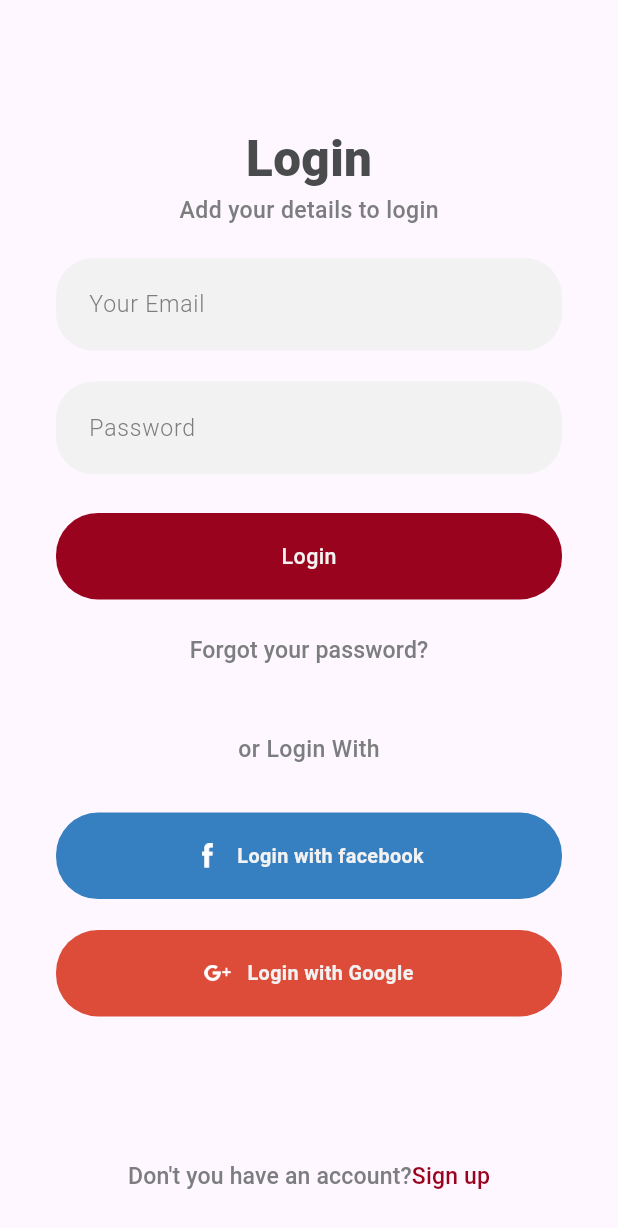
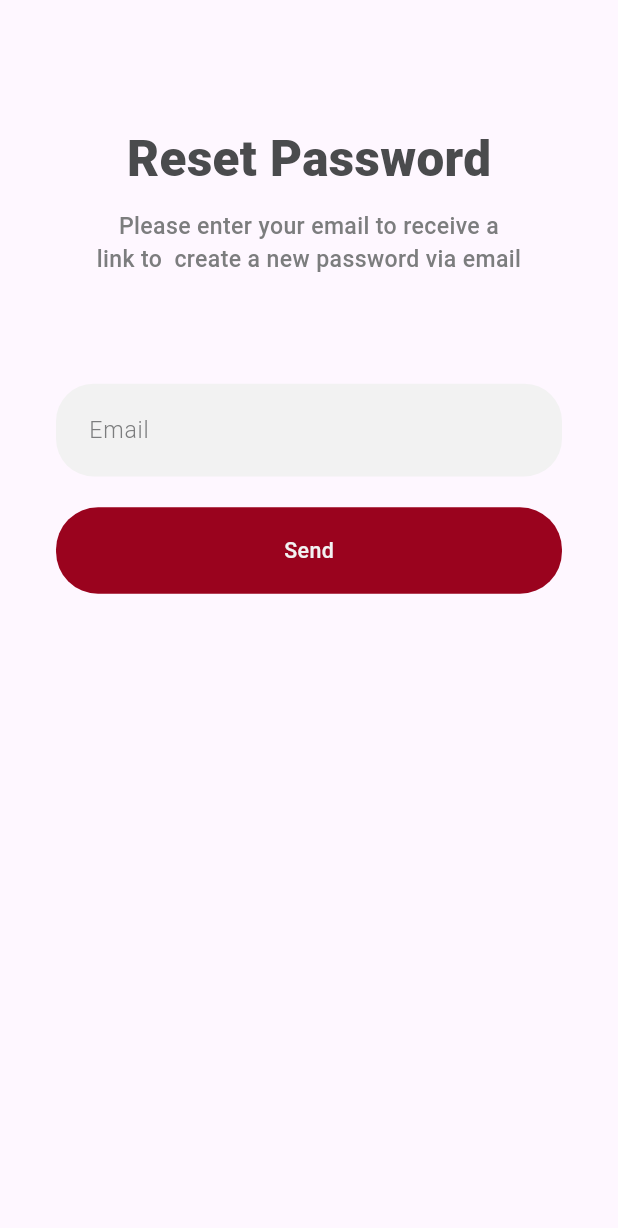
Before and after one commit to WShashinduChamika/SN-Meals, a Flutter app: the LoginScreen screen opened directly, after a tap on "Forgot your password?", on a phone screen of 412 x 824 dp. Shown: the top 1228 px of the screen. Run offline on Flutter 3.47's test engine with Material 3 defaults, Android fonts, the phone set to English and light mode, and no system bars; our stand-ins replace pinput, smooth_page_indicator; Roboto replaces fonts that are missing (Metropolis).

Commit message:
Developed reset password screen #23

```diff
--- a/sn_meals/lib/screens/login/login_screen.dart
+++ b/sn_meals/lib/screens/login/login_screen.dart
@@ -4,6 +4,7 @@ import 'package:sn_meals/common/color_extention.dart';
 import 'package:sn_meals/common_wdigets/round_button.dart';
 import 'package:sn_meals/common_wdigets/round_icon_button.dart';
 import 'package:sn_meals/common_wdigets/round_textfield.dart';
+import 'package:sn_meals/screens/login/reset_password_screen.dart';
 import 'package:sn_meals/screens/login/signup_screen.dart';
 
 class LoginScreen extends StatefulWidget {
@@ -74,7 +75,14 @@ class _LoginScreenState extends State<LoginScreen> {
                 height: height * 10,
               ),
               TextButton(
-                onPressed: () {},
+                onPressed: () {
+                  Navigator.push(
+                    context,
+                    MaterialPageRoute(
+                      builder: (context) => const ResetPasswordScreen(),
+                    ),
+                  );
+                },
                 child: Text(
                   'Forgot your password?',
                   style: TextStyle(
--- /dev/null
+++ b/sn_meals/lib/screens/login/reset_password_screen.dart
@@ -0,0 +1,76 @@
+import 'package:flutter/material.dart';
+import 'package:sn_meals/common/color_extention.dart';
+import 'package:sn_meals/common_wdigets/round_button.dart';
+import 'package:sn_meals/common_wdigets/round_textfield.dart';
+
+class ResetPasswordScreen extends StatefulWidget {
+  const ResetPasswordScreen({super.key});
+
+  @override
+  State<ResetPasswordScreen> createState() => _ResetPasswordScreenState();
+}
+
+class _ResetPasswordScreenState extends State<ResetPasswordScreen> {
+
+  TextEditingController emailController = TextEditingController();
+
+  @override
+  Widget build(BuildContext context) {
+
+    double width = MediaQuery.of(context).size.width / 375;
+    double height = MediaQuery.of(context).size.height / 800;
+
+    return Scaffold(
+      body: SingleChildScrollView(
+        child: Padding(
+          padding: EdgeInsets.symmetric(
+              horizontal: width * 34, vertical: height * 20),
+          child: Column(
+            crossAxisAlignment: CrossAxisAlignment.center,
+            children: [
+              SizedBox(
+                height: height * 60,
+              ),
+              Text(
+                'Reset Password',
+                style: TextStyle(
+                  fontSize: width * 30,
+                  fontWeight: FontWeight.w800,
+                  color: TColor.primaryText,
+                ),
+              ),
+               SizedBox(
+                height: height * 10,
+              ),
+              Text(
+                'Please enter your email to receive a \nlink to  create a new password via email',
+                textAlign: TextAlign.center,
+                style: TextStyle(
+                  fontSize: width * 14,
+                  fontWeight: FontWeight.w500,
+                  color: TColor.secondaryText,
+                ),
+              ),
+              SizedBox(
+                height: height * 70,
+              ),
+              RoundTextField(
+                hintText: 'Email',
+                keyBoardType: TextInputType.emailAddress,
+                controller: emailController,
+              ),
+              SizedBox(
+                height: height * 20,
+              ),
+
+              RoundButton(onPressed: () {
+
+              }, title: "Send"),
+
+            ],
+          ),
+        ),
+      ),
+    );
+  }
+}
```
